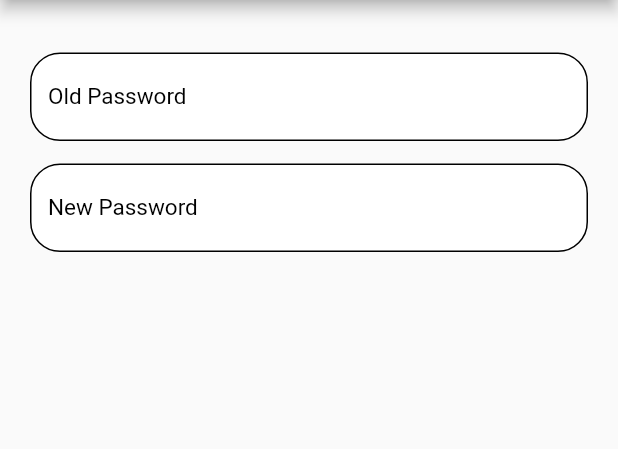
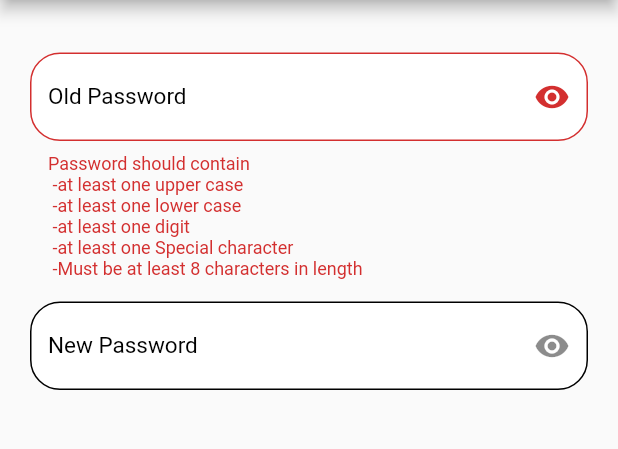
Before and after one commit to kwayummari/wgnrr, a Flutter app: the changePassword screen opened directly, after a tap on "Done", on a phone screen of 412 x 824 dp, the part 105-554 px from its top. Run offline on Flutter 3.47's test engine with Material 2 defaults, Android fonts, the phone set to English and light mode, and no system bars; our stand-ins replace better_player, bubble, cached_network_image, carousel_slider, connectivity, flutter_rating_bar and 11 more; missing offline and left inert: image_picker_plus; accounts and stored records are empty; network calls fail; Roboto replaces fonts that are missing (OpenSans).

Commit message:
fixed password change

```diff
--- a/lib/models/client/chats/table/facility_maping.dart
+++ b/lib/models/client/chats/table/facility_maping.dart
@@ -23,11 +23,23 @@ class MapSample extends StatefulWidget {
 class MapSampleState extends State<MapSample> {
   final Completer<GoogleMapController> _controller =
       Completer<GoogleMapController>();
+      LatLng _initialCameraPosition;
 
-  static const CameraPosition _kGooglePlex = CameraPosition(
-    target: LatLng(-6.82349, 39.26951),
-    zoom: 14.4746,
-  );
+      Future<void> _getCurrentLocation() async {
+    final LocationData locationData = await Location().getLocation();
+    setState(() {
+      _initialCameraPosition = LatLng(
+        locationData.latitude,
+        locationData.longitude,
+      );
+    });
+  }
+
+  // static const CameraPosition _kGooglePlex = CameraPosition(
+  //   target: LatLng(-6.82349, 39.26951),
+  //   zoom: 14.4746,
+  // );
+
   List data = [];
   List<LatLng> locations = [];
   Set<Marker>? _markers = <Marker>{};
@@ -132,6 +144,7 @@ class MapSampleState extends State<MapSample> {
     Maps().getLocation();
     _determinePosition();
     getValidationData();
+    _getCurrentLocation();
   }
 
   @override
--- a/lib/models/client/chats/table/table.dart
+++ b/lib/models/client/chats/table/table.dart
@@ -7,6 +7,7 @@ import 'package:shared_preferences/shared_preferences.dart';
 import 'package:wgnrr/models/client/chats/table/facility_maping.dart';
 import 'package:wgnrr/models/client/chats/table/list_chats.dart';
 import 'package:wgnrr/utils/widget/drawer/app_drawer.dart';
+
 enum MenuItem { item1, item2, item3, item4, item5 }
 
 class Chat_table extends StatefulWidget {
@@ -54,7 +55,9 @@ class _Chat_tableState extends State<Chat_table> {
         ),
         appBar: AppBar(
           actions: [
-            CircleAvatar(
+            Padding(
+              padding: const EdgeInsets.all(8.0),
+              child: CircleAvatar(
                   backgroundColor: Colors.white,
                   child: IconButton(
                     color: HexColor('#F5841F'),
@@ -64,6 +67,7 @@ class _Chat_tableState extends State<Chat_table> {
                           MaterialPageRoute(builder: (context) => MapSample()));
                     },
                   )),
+            ),
           ],
           leading: Builder(
               builder: (context) => // Ensure Scaffold is in context
--- a/lib/utils/settings/account/deactivate.dart
+++ b/lib/utils/settings/account/deactivate.dart
@@ -56,7 +56,7 @@ class _deactivateAccountState extends State<deactivateAccount> {
   }
 
   Future deactivate() async {
-    const url = '${murl}user/deactivate.php';
+    const url = '${murl}user/deactivation.php';
     var response1 = await http.post(Uri.parse(url), body: {
       "id": users[0]['id'].toString(),
     });
--- a/lib/utils/settings/account/info.dart
+++ b/lib/utils/settings/account/info.dart
@@ -6,9 +6,9 @@ import 'package:shared_preferences/shared_preferences.dart';
 import 'package:wgnrr/api/const.dart';
 import 'package:http/http.dart' as http;
 import 'package:wgnrr/utils/animation/shimmer.dart';
+import 'package:wgnrr/utils/routes/language.dart';
 import 'package:wgnrr/utils/settings/account/changephonenumber.dart';
 import 'package:wgnrr/utils/settings/account/usernamechange.dart';
-import 'package:wgnrr/utils/settings/language.dart';
 import 'package:wgnrr/utils/widget/text/text.dart';
 
 class accountInfo extends StatefulWidget {
--- a/lib/utils/settings/account/update_password.dart
+++ b/lib/utils/settings/account/update_password.dart
@@ -87,9 +87,14 @@ class _changePasswordState extends State<changePassword> {
     getValidationData();
   }
 
+  bool check = true;
+  bool checknew = true;
+
   @override
   Widget build(BuildContext context) {
-    return Scaffold(
+    return Form(
+      key: _formKey,
+      child: Scaffold(
         drawerEnableOpenDragGesture: false,
         appBar: AppBar(
           automaticallyImplyLeading: true,
@@ -110,7 +115,13 @@ class _changePasswordState extends State<changePassword> {
             Padding(
               padding: const EdgeInsets.only(top: 25, right: 9),
               child: GestureDetector(
-              onTap: () => changeUsername(),
+                onTap: () {
+                  if (!_formKey.currentState!.validate()) {
+                    return;
+                  } else {
+                    changeUsername();
+                  }
+                },
                 child: AppText(
                   txt: 'Done',
                   size: 15,
@@ -135,26 +146,112 @@ class _changePasswordState extends State<changePassword> {
         body: SingleChildScrollView(
           child: Padding(
             padding: const EdgeInsets.only(left: 20, right: 20, top: 20),
-          child: Form(
-            key: _formKey,
             child: Column(
               children: [
                 SizedBox(
                   height: 15,
                 ),
-                AppTextformfield(
-                    textfieldcontroller: oldpassword,
-                    language: language,
-                    label: 'Old Password',
-                    obscure: false),
+                TextFormField(
+                  controller: oldpassword,
+                  cursorColor: Theme.of(context).iconTheme.color,
+                  obscureText: check,
+                  obscuringCharacter: '*',
+                  decoration: InputDecoration(
+                    border: OutlineInputBorder(
+                      borderRadius: BorderRadius.circular(20.0),
+                    ),
+                    label: Container(
+                      color: Colors.white,
+                      child: AppText(
+                        txt:
+                            language == 'Kiswahili' ? 'Nywila' : 'Old Password',
+                        size: 15,
+                        color: Colors.black,
+                      ),
+                    ),
+                    filled: true,
+                    fillColor: Colors.white,
+                    disabledBorder: OutlineInputBorder(
+                      borderRadius: BorderRadius.circular(20.0),
+                      borderSide: BorderSide(color: HexColor('#000000')),
+                    ),
+                    enabledBorder: OutlineInputBorder(
+                      borderRadius: BorderRadius.circular(20.0),
+                      borderSide: BorderSide(color: HexColor('#000000')),
+                    ),
+                    suffixIcon: IconButton(
+                        onPressed: (() {
+                          setState(() {
+                            check = !check;
+                          });
+                        }),
+                        icon: Icon(Icons.remove_red_eye)),
+                    prefixIconColor: Colors.black,
+                  ),
+                  validator: (value) {
+                    RegExp regex = RegExp(
+                        r'^(?=.*?[A-Z])(?=.*?[a-z])(?=.*?[0-9])(?=.*?[!@#\$&*~.]).{8,}$');
+                    if (value!.isNotEmpty) {
+                      return null;
+                    } else if (!regex.hasMatch(value)) {
+                      return language == 'Kiswahili'
+                          ? 'Nywila inatakiwa \n -iwe na herufi kubwa moja \n -iwe na herufi ndogo moja \n -iwe na namba moja \n -iwe na herufi maalumu \n -iwe na urefu wa herufi kuanzia 8'
+                          : 'Password should contain \n -at least one upper case \n -at least one lower case \n -at least one digit \n -at least one Special character \n -Must be at least 8 characters in length';
+                    }
+                  },
+                ),
                 SizedBox(
                   height: 15,
                 ),
-                AppTextformfield(
-                    textfieldcontroller: newpassword,
-                    language: language,
-                    label: 'New Password',
-                    obscure: false)
+                TextFormField(
+                  controller: newpassword,
+                  cursorColor: Theme.of(context).iconTheme.color,
+                  obscureText: checknew,
+                  obscuringCharacter: '*',
+                  decoration: InputDecoration(
+                    border: OutlineInputBorder(
+                      borderRadius: BorderRadius.circular(20.0),
+                    ),
+                    label: Container(
+                      color: Colors.white,
+                      child: AppText(
+                        txt:
+                            language == 'Kiswahili' ? 'Nywila' : 'New Password',
+                        size: 15,
+                        color: Colors.black,
+                      ),
+                    ),
+                    filled: true,
+                    fillColor: Colors.white,
+                    disabledBorder: OutlineInputBorder(
+                      borderRadius: BorderRadius.circular(20.0),
+                      borderSide: BorderSide(color: HexColor('#000000')),
+                    ),
+                    enabledBorder: OutlineInputBorder(
+                      borderRadius: BorderRadius.circular(20.0),
+                      borderSide: BorderSide(color: HexColor('#000000')),
+                    ),
+                    suffixIcon: IconButton(
+                        onPressed: (() {
+                          setState(() {
+                            checknew = !checknew;
+                          });
+                        }),
+                        icon: Icon(Icons.remove_red_eye)),
+                    prefixIconColor: Colors.black,
+                  ),
+                  validator: (value) {
+                    RegExp regex = RegExp(
+                        r'^(?=.*?[A-Z])(?=.*?[a-z])(?=.*?[0-9])(?=.*?[!@#\$&*~.]).{8,}$');
+                    if (value!.isEmpty) {
+                      return null;
+                    } else if (!regex.hasMatch(value)) {
+                      return language == 'Kiswahili'
+                          ? 'Nywila inatakiwa \n -iwe na herufi kubwa moja \n -iwe na herufi ndogo moja \n -iwe na namba moja \n -iwe na herufi maalumu \n -iwe na urefu wa herufi kuanzia 8'
+                          : 'Password should contain \n -at least one upper case \n -at least one lower case \n -at least one digit \n -at least one Special character \n -Must be at least 8 characters in length';
+                    }
+                  },
+                ),
               ],
             ),
           ),
--- a/lib/utils/settings/account/usernamechange.dart
+++ b/lib/utils/settings/account/usernamechange.dart
@@ -5,6 +5,7 @@ import 'package:hexcolor/hexcolor.dart';
 import 'package:http/http.dart' as http;
 import 'package:shared_preferences/shared_preferences.dart';
 import 'package:wgnrr/api/const.dart';
+import 'package:wgnrr/splash/splash.dart';
 import 'package:wgnrr/utils/widget/text/text.dart';
 import 'package:wgnrr/utils/widget/textformfield/textformfield.dart';
 
@@ -62,10 +63,11 @@ class _usernameChangeState extends State<usernameChange> {
       "oldusername": oldusername.toString()
     });
     if (response1.statusCode == 200) {
-      Navigator.pop(context);
       final SharedPreferences sharedPreferences =
           await SharedPreferences.getInstance();
       sharedPreferences.setString('username', newusername.text.toString());
+      Navigator.of(context)
+          .pushReplacement(MaterialPageRoute(builder: (context) => Splash()));
     }
   }
 
--- a/lib/utils/settings/language.dart
+++ b/lib/utils/settings/language.dart
@@ -2,7 +2,7 @@ import 'package:flutter/material.dart';
 import 'package:google_fonts/google_fonts.dart';
 import 'package:hexcolor/hexcolor.dart';
 import 'package:shared_preferences/shared_preferences.dart';
-import 'package:wgnrr/authentication/login.dart';
+import 'package:wgnrr/splash/splash.dart';
 import 'package:wgnrr/utils/widget/text/text.dart';
 
 class Language extends StatefulWidget {
@@ -44,7 +44,8 @@ class _LanguageState extends State<Language> {
                 final SharedPreferences sharedPreferences =
                     await SharedPreferences.getInstance();
                 sharedPreferences.setString('language', 'Kiswahili'.toString());
-                Navigator.pop(context);
+                Navigator.of(context)
+          .pushReplacement(MaterialPageRoute(builder: (context) => Splash()));
               },
               child: SizedBox(
                 child: Container(
@@ -85,7 +86,8 @@ class _LanguageState extends State<Language> {
                 final SharedPreferences sharedPreferences =
                     await SharedPreferences.getInstance();
                 sharedPreferences.setString('language', 'English'.toString());
-                Navigator.pop(context);
+                Navigator.of(context)
+          .pushReplacement(MaterialPageRoute(builder: (context) => Splash()));
               },
               child: SizedBox(
                 child: Container(
```
Lines whose indentation alone changed are shown as unchanged.
